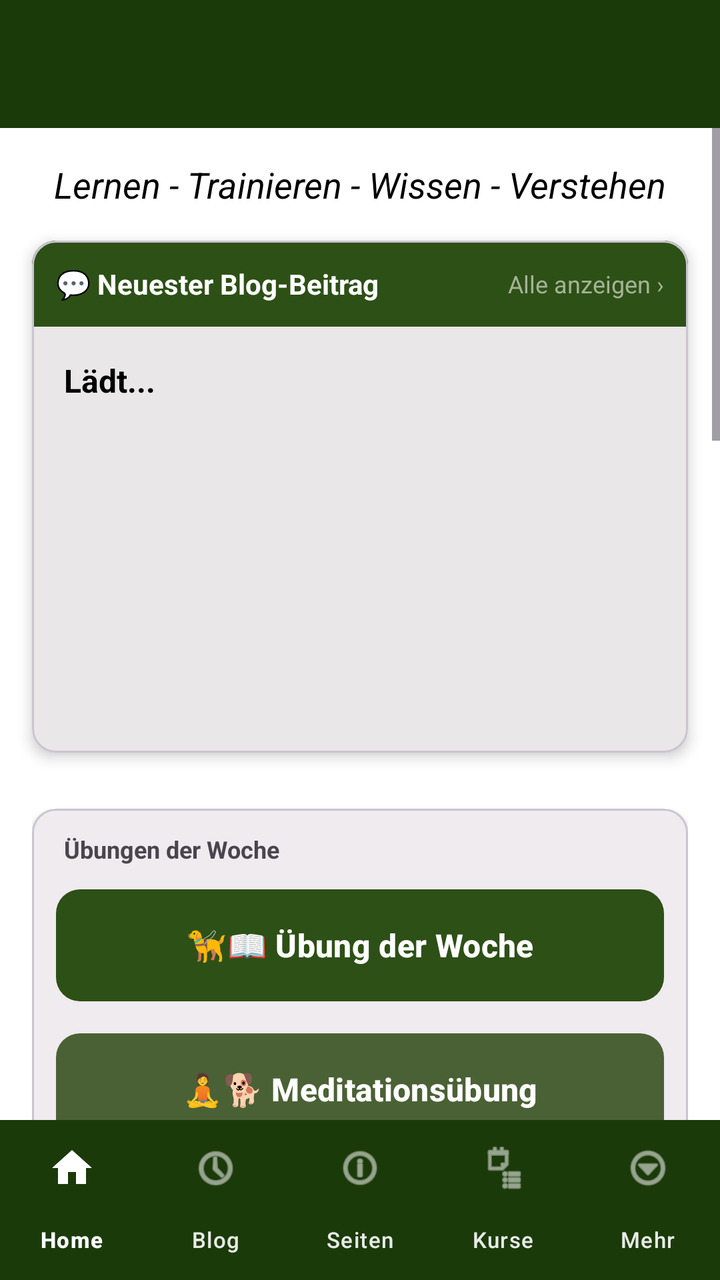
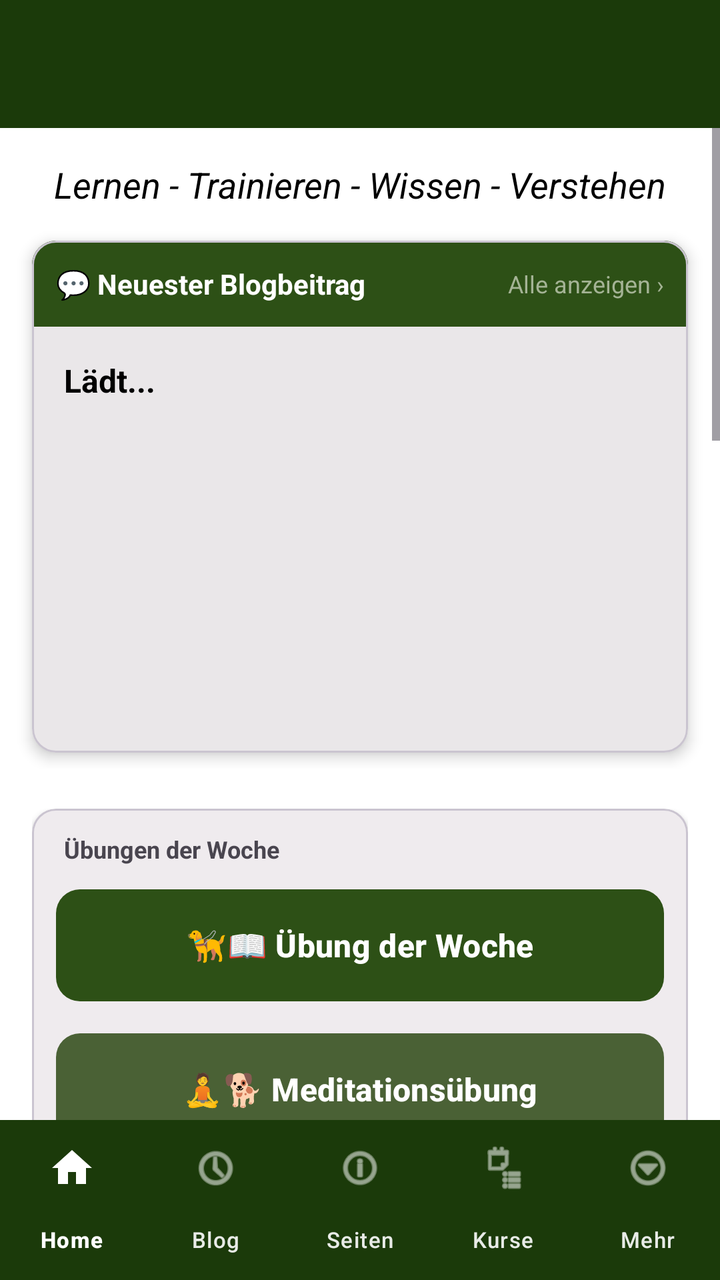

The first picture is an Android layout as it rendered before a commit; the second is the same layout after the commit. The layout source and the unified diff follow.
<!-- AndroidManifest.xml: activity theme Theme.HundeWildnis -->
<!-- res/layout/activity_start.xml -->
<?xml version="1.0" encoding="utf-8"?>
<androidx.coordinatorlayout.widget.CoordinatorLayout
    xmlns:android="http://schemas.android.com/apk/res/android"
    xmlns:app="http://schemas.android.com/apk/res-auto"
    android:layout_width="match_parent"
    android:layout_height="match_parent"
    android:background="?android:attr/colorBackground"
    android:fitsSystemWindows="false">

    
    <com.google.android.material.appbar.AppBarLayout
        android:id="@+id/appbar"
        android:layout_width="match_parent"
        android:layout_height="wrap_content"
        android:background="?android:attr/colorBackground"
        android:fitsSystemWindows="false">

        
        <androidx.appcompat.widget.Toolbar
            android:id="@+id/toolbar"
            android:layout_width="match_parent"
            android:layout_height="?attr/actionBarSize"
            android:background="#1B3A0A"
            app:titleTextColor="#FFFFFF"
            android:elevation="4dp" />

    </com.google.android.material.appbar.AppBarLayout>

    
    <androidx.core.widget.NestedScrollView
        android:id="@+id/scrollViewContent"
        android:layout_width="match_parent"
        android:layout_height="match_parent"
        android:clipToPadding="false"
        android:scrollbars="vertical"
        android:background="?android:attr/colorBackground"
        app:layout_behavior="@string/appbar_scrolling_view_behavior">

        <LinearLayout
            android:layout_width="match_parent"
            android:layout_height="wrap_content"
            android:orientation="vertical"
            android:paddingBottom="140dp">

            <LinearLayout
                android:layout_width="match_parent"
                android:layout_height="wrap_content"
                android:orientation="vertical"
                android:paddingBottom="8dp"
                android:background="?android:attr/colorBackground">

                
                <TextView
                    android:layout_width="match_parent"
                    android:layout_height="wrap_content"
                    android:layout_marginStart="20dp"
                    android:layout_marginEnd="20dp"
                    android:text="@string/start_header_text"
                    android:textSize="@dimen/text_headline_medium"
                    android:textStyle="italic"
                    android:textAlignment="center"
                    android:paddingTop="16dp"
                    android:paddingBottom="16dp"
                    android:textColor="?android:attr/textColorPrimary" />

                
                <com.google.android.material.card.MaterialCardView
                    android:id="@+id/cardLatestBlogPost"
                    android:layout_width="match_parent"
                    android:layout_height="wrap_content"
                    android:layout_marginStart="16dp"
                    android:layout_marginEnd="16dp"
                    android:layout_marginBottom="8dp"
                    android:clickable="true"
                    android:focusable="true"
                    android:foreground="?attr/selectableItemBackground"
                    app:cardBackgroundColor="?attr/colorSurface"
                    app:cardCornerRadius="12dp"
                    app:cardElevation="4dp">

                    <LinearLayout
                        android:layout_width="match_parent"
                        android:layout_height="wrap_content"
                        android:orientation="vertical">

                        <LinearLayout
                            android:layout_width="match_parent"
                            android:layout_height="wrap_content"
                            android:orientation="horizontal"
                            android:padding="12dp"
                            android:background="#2d5016"
                            android:gravity="center_vertical">

                            <TextView
                                android:layout_width="0dp"
                                android:layout_height="wrap_content"
                                android:layout_weight="1"
                                android:text="💬 Neuester Blog-Beitrag"
                                android:textColor="#FFFFFF"
                                android:textSize="14sp"
                                android:textStyle="bold" />

                            <TextView
                                android:layout_width="wrap_content"
                                android:layout_height="wrap_content"
                                android:text="Alle anzeigen ›"
                                android:textColor="#A4B395"
                                android:textSize="12sp" />
                        </LinearLayout>

                        <ImageView
                            android:id="@+id/blogPreviewImage"
                            android:layout_width="match_parent"
                            android:layout_height="100dp"
                            android:scaleType="centerCrop"
                            android:visibility="gone"
                            android:contentDescription="Blog-Bild" />

                        <LinearLayout
                            android:layout_width="match_parent"
                            android:layout_height="wrap_content"
                            android:orientation="vertical"
                            android:padding="16dp">

                            <TextView
                                android:id="@+id/blogPreviewTitle"
                                android:layout_width="match_parent"
                                android:layout_height="wrap_content"
                                android:text="Lädt..."
                                android:textSize="16sp"
                                android:textStyle="bold"
                                android:textColor="?android:textColorPrimary"
                                android:maxLines="2"
                                android:ellipsize="end" />

                            <TextView
                                android:id="@+id/blogPreviewDate"
                                android:layout_width="match_parent"
                                android:layout_height="wrap_content"
                                android:layout_marginTop="4dp"
                                android:textSize="12sp"
                                android:textColor="?android:textColorSecondary" />

                            <TextView
                                android:id="@+id/blogPreviewExcerpt"
                                android:layout_width="match_parent"
                                android:layout_height="wrap_content"
                                android:layout_marginTop="8dp"
                                android:textSize="14sp"
                                android:textColor="?android:textColorSecondary"
                                android:maxLines="2"
                                android:ellipsize="end" />
                        </LinearLayout>

                        <ProgressBar
                            android:id="@+id/blogPreviewLoading"
                            android:layout_width="wrap_content"
                            android:layout_height="wrap_content"
                            android:layout_gravity="center"
                            android:layout_margin="32dp"
                            android:indeterminateTint="#2d5016"
                            android:visibility="visible" />
                    </LinearLayout>
                </com.google.android.material.card.MaterialCardView>
            </LinearLayout>

            
            <LinearLayout
                android:layout_width="match_parent"
                android:layout_height="wrap_content"
                android:orientation="vertical"
                android:paddingStart="16dp"
                android:paddingEnd="16dp"
                android:paddingTop="12dp">

                
                <com.google.android.material.card.MaterialCardView
                    android:layout_width="match_parent"
                    android:layout_height="wrap_content"
                    android:layout_marginBottom="16dp"
                    app:cardCornerRadius="12dp"
                    app:cardElevation="2dp">

                    <LinearLayout
                        android:layout_width="match_parent"
                        android:layout_height="wrap_content"
                        android:orientation="vertical"
                        android:padding="12dp">

                        <TextView
                            android:layout_width="wrap_content"
                            android:layout_height="wrap_content"
                            android:text="Übungen der Woche"
                            android:textSize="12sp"
                            android:textStyle="bold"
                            android:textColor="?android:attr/textColorSecondary"
                            android:layout_marginBottom="8dp"
                            android:layout_marginStart="4dp"/>

                        <com.google.android.material.button.MaterialButton
                            android:id="@+id/btnDailyExercise"
                            android:layout_width="match_parent"
                            android:layout_height="wrap_content"
                            android:minHeight="64dp"
                            android:text="🦮📖 Übung der Woche"
                            android:textSize="16sp"
                            android:textStyle="bold"
                            app:cornerRadius="12dp"
                            app:backgroundTint="#2d5016"
                            android:textColor="#FFFFFF"
                            android:layout_marginBottom="8dp" />

                        <com.google.android.material.button.MaterialButton
                            android:id="@+id/btnDailyMeditation"
                            android:layout_width="match_parent"
                            android:layout_height="wrap_content"
                            android:minHeight="64dp"
                            android:text="🧘🐕 Meditationsübung"
                            android:textSize="16sp"
                            android:textStyle="bold"
                            app:cornerRadius="12dp"
                            app:backgroundTint="#4a6135"
                            android:textColor="#FFFFFF" />
                    </LinearLayout>
                </com.google.android.material.card.MaterialCardView>

                
                <com.google.android.material.card.MaterialCardView
                    android:layout_width="match_parent"
                    android:layout_height="wrap_content"
                    android:layout_marginBottom="16dp"
                    app:cardCornerRadius="12dp"
                    app:cardElevation="2dp">

                    <LinearLayout
                        android:layout_width="match_parent"
                        android:layout_height="wrap_content"
                        android:orientation="vertical"
                        android:padding="12dp">

                        <TextView
                            android:layout_width="wrap_content"
                            android:layout_height="wrap_content"
                            android:text="Trainingswerkzeuge"
                            android:textSize="12sp"
                            android:textStyle="bold"
                            android:textColor="?android:attr/textColorSecondary"
                            android:layout_marginBottom="8dp"
                            android:layout_marginStart="4dp"/>

                        <com.google.android.material.button.MaterialButton
                            android:id="@+id/btnWalkingSpeed"
                            android:layout_width="match_parent"
                            android:layout_height="wrap_content"
                            android:minHeight="64dp"
                            android:text="⏱️🔔 Tempo - Trainer"
                            android:textSize="16sp"
                            android:textStyle="bold"
                            app:cornerRadius="12dp"
                            app:backgroundTint="#5a7145"
                            android:textColor="#FFFFFF"
                            android:layout_marginBottom="8dp" />

                        <com.google.android.material.button.MaterialButton
                            android:id="@+id/btnCommunication"
                            android:layout_width="match_parent"
                            android:layout_height="wrap_content"
                            android:minHeight="64dp"
                            android:text="🗣️🎤 Sprach - Trainer"
                            android:textSize="16sp"
                            android:textStyle="bold"
                            app:cornerRadius="12dp"
                            app:backgroundTint="#6a8255"
                            android:textColor="#FFFFFF"
                            android:layout_marginBottom="8dp" />

                        <com.google.android.material.button.MaterialButton
                            android:id="@+id/btnTrainingDiary"
                            android:layout_width="match_parent"
                            android:layout_height="wrap_content"
                            android:minHeight="64dp"
                            android:text="🦮📖 Trainingstagebuch"
                            android:textSize="16sp"
                            android:textStyle="bold"
                            app:cornerRadius="12dp"
                            app:backgroundTint="#6F8759"
                            android:textColor="#FFFFFF"
                            android:layout_marginBottom="8dp" />

                        <com.google.android.material.button.MaterialButton
                            android:id="@+id/btnNasenarbeit"
                            android:layout_width="match_parent"
                            android:layout_height="wrap_content"
                            android:minHeight="64dp"
                            android:text="🚶‍♂️🐾 Nasenarbeit"
                            android:textSize="16sp"
                            android:textStyle="bold"
                            app:cornerRadius="12dp"
                            app:backgroundTint="#5A7147"
                            android:textColor="#FFFFFF"
                            android:layout_marginBottom="8dp" />
                    </LinearLayout>
                </com.google.android.material.card.MaterialCardView>

                
                <com.google.android.material.card.MaterialCardView
                    android:layout_width="match_parent"
                    android:layout_height="wrap_content"
                    android:layout_marginBottom="16dp"
                    app:cardCornerRadius="12dp"
                    app:cardElevation="2dp">

                    <LinearLayout
                        android:layout_width="match_parent"
                        android:layout_height="wrap_content"
                        android:orientation="vertical"
                        android:padding="12dp">

                        <TextView
                            android:layout_width="wrap_content"
                            android:layout_height="wrap_content"
                            android:text="Outdoorwerkzeuge"
                            android:textSize="12sp"
                            android:textStyle="bold"
                            android:textColor="?android:attr/textColorSecondary"
                            android:layout_marginBottom="8dp"
                            android:layout_marginStart="4dp"/>

                        <com.google.android.material.button.MaterialButton
                            android:id="@+id/btnDailyNotes"
                            android:layout_width="match_parent"
                            android:layout_height="wrap_content"
                            android:minHeight="64dp"
                            android:text="📝📸 Tagesnotizen"
                            android:textSize="16sp"
                            android:textStyle="bold"
                            app:cornerRadius="12dp"
                            app:backgroundTint="#43592F"
                            android:textColor="#FFFFFF"
                            android:layout_marginBottom="8dp" />

                        <com.google.android.material.button.MaterialButton
                            android:id="@+id/btnWeather"
                            android:layout_width="match_parent"
                            android:layout_height="wrap_content"
                            android:minHeight="64dp"
                            android:text="🌦💦 Revier - Wetter"
                            android:textSize="16sp"
                            android:textStyle="bold"
                            app:cornerRadius="12dp"
                            app:backgroundTint="#354923"
                            android:textColor="#FFFFFF"
                            android:layout_marginBottom="8dp" />

                        <com.google.android.material.button.MaterialButton
                            android:id="@+id/btnLocation"
                            android:layout_width="match_parent"
                            android:layout_height="wrap_content"
                            android:minHeight="64dp"
                            android:text="🗺🛰 Revier - Navigation"
                            android:textSize="16sp"
                            android:textStyle="bold"
                            app:cornerRadius="12dp"
                            app:backgroundTint="#234210"
                            android:textColor="#FFFFFF"
                            android:layout_marginBottom="8dp" />

                        <com.google.android.material.button.MaterialButton
                            android:id="@+id/btnCompass"
                            android:layout_width="match_parent"
                            android:layout_height="wrap_content"
                            android:minHeight="64dp"
                            android:text="🧭🌐 Kompass"
                            android:textSize="16sp"
                            android:textStyle="bold"
                            app:cornerRadius="12dp"
                            app:backgroundTint="#213A10"
                            android:textColor="#FFFFFF"
                            android:layout_marginBottom="8dp" />

                        <com.google.android.material.button.MaterialButton
                            android:id="@+id/btnAltimeter"
                            android:layout_width="match_parent"
                            android:layout_height="wrap_content"
                            android:minHeight="64dp"
                            android:text="⛰️〽️ Höhenmesser"
                            android:textSize="16sp"
                            android:textStyle="bold"
                            app:cornerRadius="12dp"
                            app:backgroundTint="#1e340e"
                            android:textColor="#FFFFFF" />
                    </LinearLayout>
                </com.google.android.material.card.MaterialCardView>

                
                <com.google.android.material.card.MaterialCardView
                    android:layout_width="match_parent"
                    android:layout_height="wrap_content"
                    android:layout_marginBottom="16dp"
                    app:cardCornerRadius="12dp"
                    app:cardElevation="2dp">

                    <LinearLayout
                        android:layout_width="match_parent"
                        android:layout_height="wrap_content"
                        android:orientation="vertical"
                        android:padding="12dp">

                        <TextView
                            android:layout_width="wrap_content"
                            android:layout_height="wrap_content"
                            android:text="Hund und Notfall"
                            android:textSize="12sp"
                            android:textStyle="bold"
                            android:textColor="?android:attr/textColorSecondary"
                            android:layout_marginBottom="8dp"
                            android:layout_marginStart="4dp"/>

                        <com.google.android.material.button.MaterialButton
                            android:id="@+id/btnDogProfiles"
                            android:layout_width="match_parent"
                            android:layout_height="wrap_content"
                            android:minHeight="64dp"
                            android:text="🦮 Hunde Stammdaten"
                            android:textSize="16sp"
                            android:textStyle="bold"
                            app:cornerRadius="12dp"
                            app:backgroundTint="#01579B"
                            android:textColor="#FFFFFF"
                            android:layout_marginBottom="8dp" />

                        <com.google.android.material.button.MaterialButton
                            android:id="@+id/btnEmergency"
                            android:layout_width="match_parent"
                            android:layout_height="wrap_content"
                            android:minHeight="64dp"
                            android:text="🚨 NOTFALL 🚨"
                            android:textSize="16sp"
                            android:textStyle="bold"
                            android:backgroundTint="#BD0000"
                            app:cornerRadius="12dp" />
                    </LinearLayout>
                </com.google.android.material.card.MaterialCardView>

                
                <com.google.android.material.card.MaterialCardView
                    android:layout_width="match_parent"
                    android:layout_height="wrap_content"
                    android:layout_marginBottom="16dp"
                    app:cardCornerRadius="12dp"
                    app:cardElevation="2dp">

                    <LinearLayout
                        android:layout_width="match_parent"
                        android:layout_height="wrap_content"
                        android:orientation="vertical"
                        android:padding="12dp">

                        <TextView
                            android:layout_width="wrap_content"
                            android:layout_height="wrap_content"
                            android:text="Informationen und Lernen"
                            android:textSize="12sp"
                            android:textStyle="bold"
                            android:textColor="?android:attr/textColorSecondary"
                            android:layout_marginBottom="8dp"
                            android:layout_marginStart="4dp"/>

                        <com.google.android.material.button.MaterialButton
                            android:id="@+id/btnNavBlog"
                            android:layout_width="match_parent"
                            android:layout_height="wrap_content"
                            android:minHeight="64dp"
                            android:text="💬 HundeWildnis Blog"
                            android:textSize="16sp"
                            android:textStyle="bold"
                            app:cornerRadius="12dp"
                            app:backgroundTint="#283C16"
                            android:textColor="#FFFFFF"
                            android:layout_marginBottom="8dp" />

                        <com.google.android.material.button.MaterialButton
                            android:id="@+id/btnNavPages"
                            android:layout_width="match_parent"
                            android:layout_height="wrap_content"
                            android:minHeight="64dp"
                            android:text="ℹ️ HundeWildnis Seiten"
                            android:textSize="16sp"
                            android:textStyle="bold"
                            app:cornerRadius="12dp"
                            app:backgroundTint="#364E21"
                            android:textColor="#FFFFFF"
                            android:layout_marginBottom="8dp" />

                        <com.google.android.material.button.MaterialButton
                            android:id="@+id/btnNavCourses"
                            android:layout_width="match_parent"
                            android:layout_height="wrap_content"
                            android:minHeight="64dp"
                            android:text="🎓 Online-Kurse"
                            android:textSize="16sp"
                            android:textStyle="bold"
                            app:cornerRadius="12dp"
                            app:backgroundTint="#4F6A36"
                            android:textColor="#FFFFFF" />
                    </LinearLayout>
                </com.google.android.material.card.MaterialCardView>

                
                <com.google.android.material.card.MaterialCardView
                    android:layout_width="match_parent"
                    android:layout_height="wrap_content"
                    android:layout_marginBottom="16dp"
                    app:cardCornerRadius="12dp"
                    app:cardElevation="2dp">

                    <LinearLayout
                        android:layout_width="match_parent"
                        android:layout_height="wrap_content"
                        android:orientation="vertical"
                        android:padding="12dp">

                        <TextView
                            android:layout_width="wrap_content"
                            android:layout_height="wrap_content"
                            android:text="App-Service"
                            android:textSize="12sp"
                            android:textStyle="bold"
                            android:textColor="?android:attr/textColorSecondary"
                            android:layout_marginBottom="8dp"
                            android:layout_marginStart="4dp"/>

                        <com.google.android.material.button.MaterialButton
                            android:id="@+id/btnBackup"
                            android:layout_width="match_parent"
                            android:layout_height="wrap_content"
                            android:minHeight="64dp"
                            android:text="📦💾 Backup App Daten"
                            android:textSize="16sp"
                            android:textStyle="bold"
                            app:cornerRadius="12dp"
                            app:backgroundTint="#003A3C"
                            android:textColor="#FFFFFF"
                            android:layout_marginBottom="8dp" />

                        <com.google.android.material.button.MaterialButton
                            android:id="@+id/btnSupport"
                            android:layout_width="match_parent"
                            android:layout_height="wrap_content"
                            android:minHeight="64dp"
                            android:text="💖🤝 Deine Unterstützung"
                            android:textSize="16sp"
                            android:textStyle="bold"
                            app:cornerRadius="12dp"
                            app:backgroundTint="#006064"
                            android:textColor="#FFFFFF" />
                    </LinearLayout>
                </com.google.android.material.card.MaterialCardView>
            </LinearLayout>

        </LinearLayout>
    </androidx.core.widget.NestedScrollView>

    
    <com.google.android.material.bottomnavigation.BottomNavigationView
        android:id="@+id/bottomNavigation"
        android:layout_width="match_parent"
        android:layout_height="wrap_content"
        android:layout_gravity="bottom"
        app:backgroundTint="#1B3A0A"
        app:itemIconTint="@color/bottom_nav_colors"
        app:itemTextColor="@color/bottom_nav_colors"
        app:itemRippleColor="#338fad6f"
        app:itemActiveIndicatorStyle="@style/Widget.App.BottomNav.Indicator"
        app:itemTextAppearanceActive="@style/TextAppearance.App.BottomNav.Active"
        app:itemTextAppearanceInactive="@style/TextAppearance.App.BottomNav.Inactive"
        app:labelVisibilityMode="labeled"
        app:menu="@menu/menu_bottom_navigation"
        app:elevation="16dp" />

</androidx.coordinatorlayout.widget.CoordinatorLayout>
<!-- resources referenced by this layout -->
<resources>
  <dimen name="text_headline_medium">20sp</dimen>
  <string name="start_header_text">Lernen - Trainieren - Wissen - Verstehen</string>
  <style name="TextAppearance.App.BottomNav.Active" parent="TextAppearance.Material3.LabelSmall">
          <item name="android:textStyle">bold</item>
          <item name="android:textColor">#FFFFFF</item>
      </style>
  <style name="TextAppearance.App.BottomNav.Inactive" parent="TextAppearance.Material3.LabelSmall">
          <item name="android:textStyle">normal</item>
          <item name="android:textColor">#E6FFFFFF</item>
      </style>
  <style name="Widget.App.BottomNav.Indicator" parent="Widget.Material3.BottomNavigationView.ActiveIndicator">
          <item name="android:color">#4D8fad6f</item> 
          <item name="marginHorizontal">12dp</item>
      </style>
  <style name="Theme.HundeWildnis" parent="Base.Theme.HundeWildnis" />
  <style name="Widget.App.Button" parent="Widget.Material3.Button">
          <item name="autoSizeTextType">uniform</item>
          <item name="autoSizeMinTextSize">12sp</item>
          <item name="autoSizeMaxTextSize">@dimen/text_button_large</item>
          <item name="autoSizeStepGranularity">1sp</item>
          <item name="android:maxLines">2</item>
          <item name="android:ellipsize">end</item>
          <item name="android:paddingStart">16dp</item>
          <item name="android:paddingEnd">16dp</item>
          <item name="android:minHeight">60dp</item>
      </style>
  <style name="AlertDialogTheme" parent="ThemeOverlay.Material3.MaterialAlertDialog">
          
          <item name="colorSurface">#FFFFFF</item>
  
          
          <item name="colorOnSurface">#000000</item>
          <item name="android:textColorPrimary">#000000</item>
  
          
          <item name="buttonBarPositiveButtonStyle">@style/DialogButtonStyle.Light</item>
          <item name="buttonBarNegativeButtonStyle">@style/DialogButtonStyle.Light</item>
          <item name="buttonBarNeutralButtonStyle">@style/DialogButtonStyle.Light</item>
  
          
          <item name="buttonBarStyle">@style/Widget.App.ButtonBar</item>
  
          
          <item name="android:buttonStyle">@style/DialogButtonStyle.Light</item>
      </style>
  <style name="Widget.App.Overflow" parent="Widget.AppCompat.ActionButton.Overflow">
          <item name="android:src">@drawable/ic_menu_hamburger</item>
      </style>
  <dimen name="text_button_large">20sp</dimen>
  <style name="DialogButtonStyle.Light" parent="Widget.Material3.Button.TextButton.Dialog">
          
          <item name="android:textColor">#2d5016</item>
  
          
          <item name="android:textSize">13sp</item>
          <item name="android:textAllCaps">false</item>
          <item name="android:maxLines">2</item>
          <item name="android:singleLine">false</item>
          <item name="android:ellipsize">none</item>
          <item name="autoSizeTextType">uniform</item>
          <item name="autoSizeMinTextSize">10sp</item>
          <item name="autoSizeMaxTextSize">16sp</item>
  
          
          <item name="android:paddingStart">2dp</item>
          <item name="android:paddingEnd">2dp</item>
          <item name="android:minWidth">0dp</item>
          <item name="android:insetLeft">0dp</item>
          <item name="android:insetRight">0dp</item>
          <item name="android:insetTop">0dp</item>
          <item name="android:insetBottom">0dp</item>
  
          
          <item name="backgroundTint">@android:color/transparent</item>
  
          
          <item name="rippleColor">#332d5016</item>
      </style>
  <style name="Widget.App.ButtonBar" parent="Widget.AppCompat.ButtonBar.AlertDialog">
          <item name="android:padding">0dp</item>
      </style>
  <!-- drawable ic_menu_hamburger (drawable) -->
  <vector xmlns:android="http://schemas.android.com/apk/res/android"
      android:width="24dp"
      android:height="24dp"
      android:viewportWidth="24"
      android:viewportHeight="24">
      <path
          android:fillColor="#FFFFFF"
          android:pathData="M3,18h18v-2H3V18z M3,13h18v-2H3V13z M3,6v2h18V6H3z" />
  </vector>
  <!-- unchanged entries left out for length: 1 -->
</resources>

<!-- the commit's change to res/layout/activity_start.xml (unified diff, before → after) -->
@@ -95,7 +95,7 @@
                                 android:layout_width="0dp"
                                 android:layout_height="wrap_content"
                                 android:layout_weight="1"
-                                android:text="💬 Neuester Blog-Beitrag"
+                                android:text="💬 Neuester Blogbeitrag"
                                 android:textColor="#FFFFFF"
                                 android:textSize="14sp"
                                 android:textStyle="bold" />
